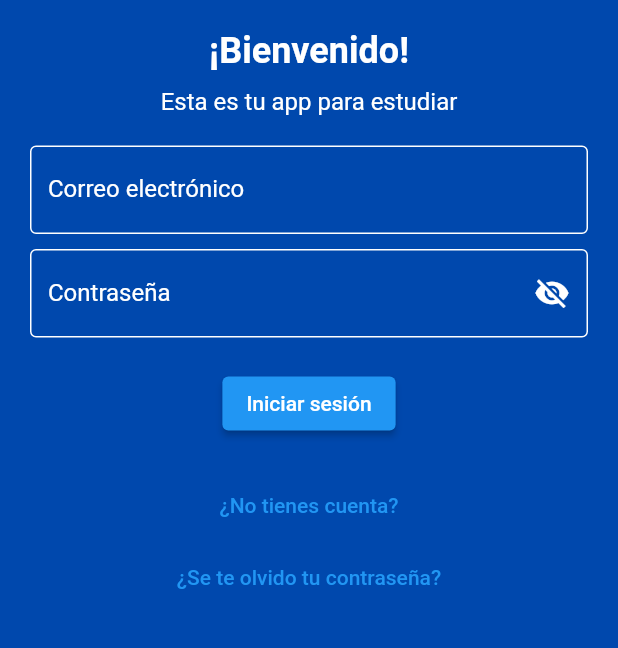
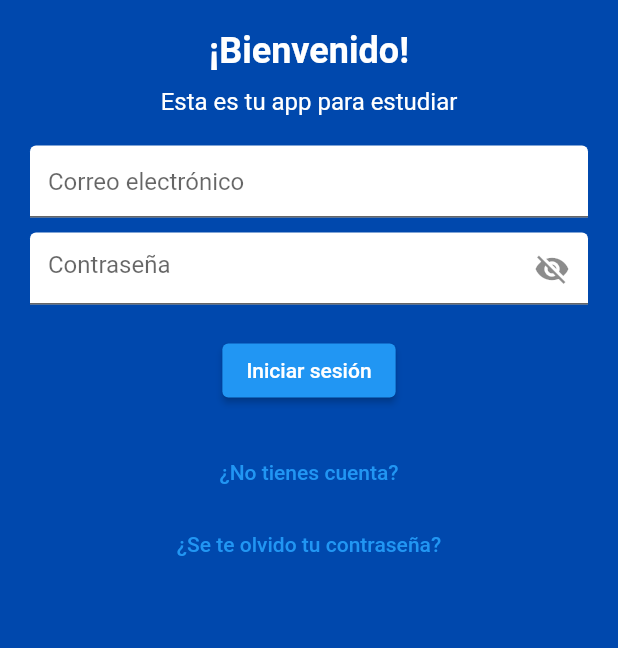
Before and after one commit to Michinded/cardenal_devs, a Flutter app: the screen it shows after launch, on a phone screen of 412 x 824 dp, the part 270-918 px from its top. Run offline on Flutter 3.47's test engine with Material 2 defaults, Android fonts, the phone set to English and light mode, and no system bars; our stand-ins replace firebase_auth, firebase_core, flutter_rating_bar; accounts and stored records are empty.

Commit message:
Update login_view.dart
Se actualizó la vista de login y sus componentes

```diff
--- a/lib/pages/login/login_view.dart
+++ b/lib/pages/login/login_view.dart
@@ -58,47 +58,38 @@ class _LoginPageState extends State<LoginPage> {
               padding: const EdgeInsets.symmetric(horizontal: 20),
               child: Column(
                 children: [
-                  TextFormField(
-                    style: const TextStyle(color: Colors.white),
-                    controller: _con.emailController,
-                    decoration: const InputDecoration(
-                      labelText: "Correo electrónico",
-                      labelStyle: TextStyle(color: Colors.white),
-                      enabledBorder: OutlineInputBorder(
-                        borderSide: BorderSide(color: Colors.white),
-                      ),
-                    ),
-                  ),
+              TextField(
+              controller: _con.emailController,
+              decoration: const InputDecoration(
+              hintText: 'Correo electrónico',
+                filled: true,
+                fillColor: Colors.white,
+              ),
+            ),
                   const SizedBox(height: 10),
-                  TextFormField(
+                  TextField(
                     controller: _con.passwordController,
-                    style: const TextStyle(color: Colors.white),
                     obscureText: !_showPassword,
                     decoration: InputDecoration(
-                      labelText: "Contraseña",
-                      labelStyle:  const TextStyle(color: Colors.white),
-                      enabledBorder:  const OutlineInputBorder(
-                        borderSide: BorderSide(color: Colors.white),
-                      ),
-                      suffixIcon: GestureDetector(
-                        onTap: () {
+                      hintText: 'Contraseña',
+                      filled: true,
+                      fillColor: Colors.white,
+                      suffixIcon: IconButton(
+                        icon: Icon(
+                          _showPassword ? Icons.visibility : Icons.visibility_off,
+                        ),
+                        onPressed: () {
                           setState(() {
                             _showPassword = !_showPassword;
                           });
                         },
-                        child: Icon(
-                          _showPassword
-                              ? Icons.visibility
-                              : Icons.visibility_off,
-                          color: Colors.white,
-                        ),
                       ),
                     ),
                   ),
                   const SizedBox(height: 20),
                   ElevatedButton(
                     onPressed: () {
-                      Navigator.pushNamed(context, '/home');
+                      _con.login();
                     },
                     child: Text("Iniciar sesión"),
                   ),
```
